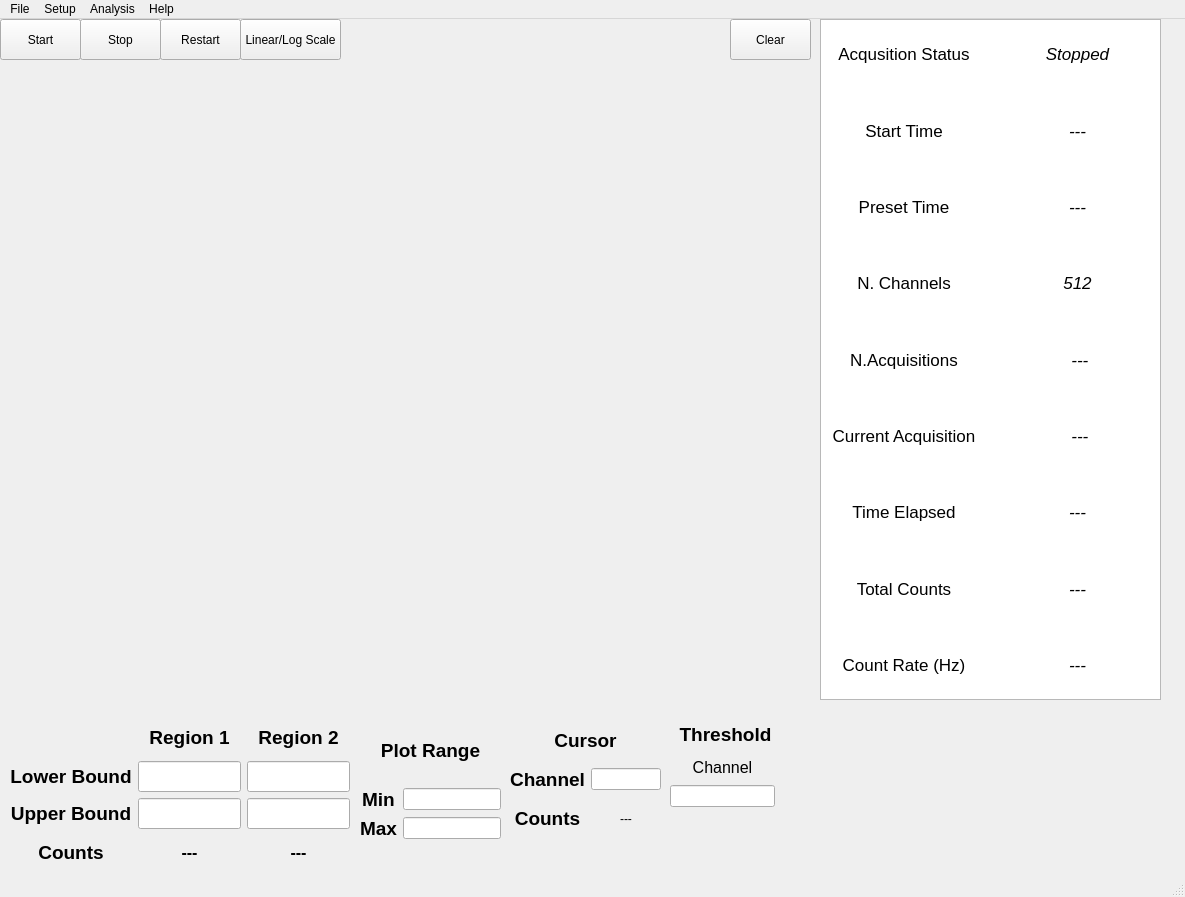
Qt form MainWindow.ui (Machenta/Multichannel-Analyzer) before a commit.
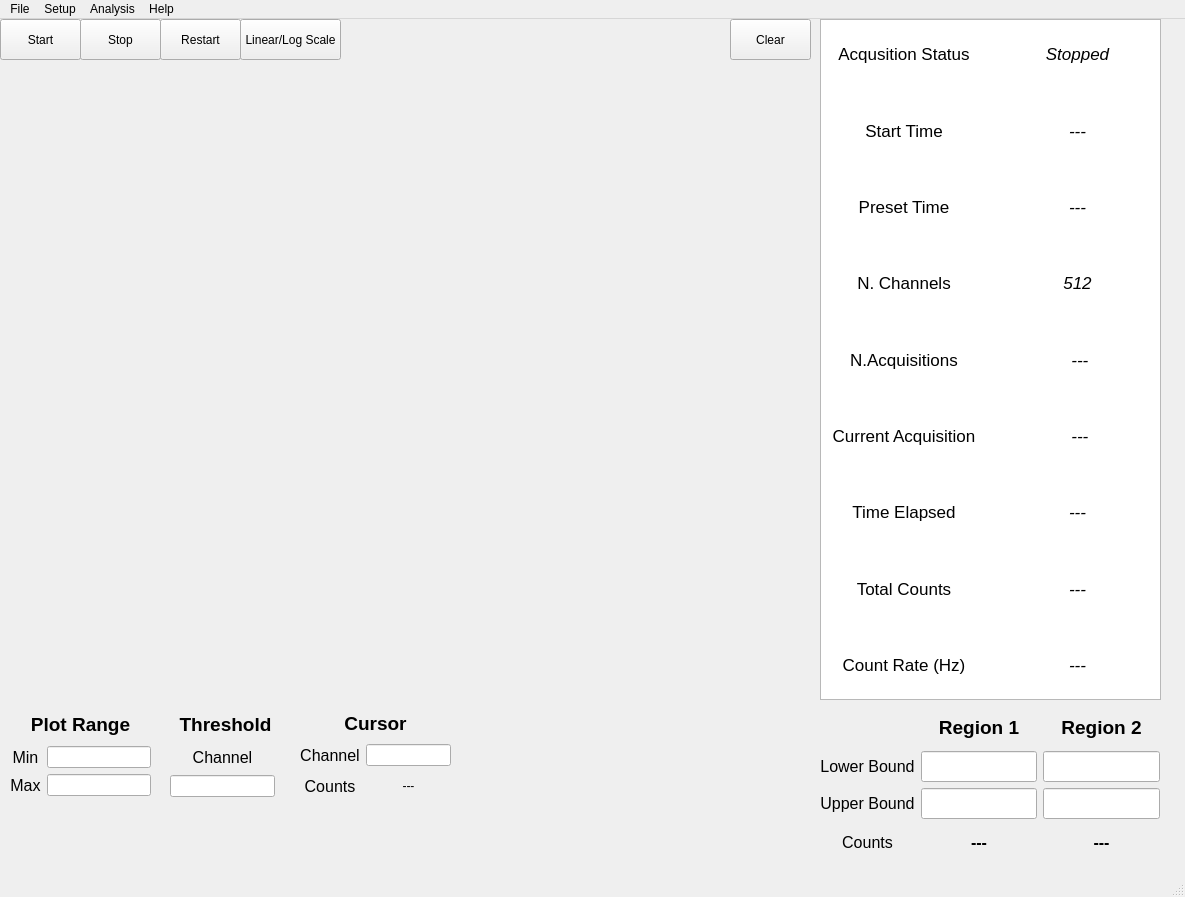
The same form after that commit.

The edit to the form file:
```diff
--- a/MainWindow.ui
+++ b/MainWindow.ui
@@ -508,8 +508,8 @@
    <widget class="QWidget" name="gridLayoutWidget_3">
     <property name="geometry">
      <rect>
-      <x>10</x>
-      <y>700</y>
+      <x>820</x>
+      <y>690</y>
       <width>340</width>
       <height>151</height>
      </rect>
@@ -526,9 +526,9 @@
       <widget class="QLabel" name="lower_bound_label">
        <property name="font">
         <font>
-         <pointsize>14</pointsize>
-         <weight>75</weight>
-         <bold>true</bold>
+         <pointsize>12</pointsize>
+         <weight>50</weight>
+         <bold>false</bold>
         </font>
        </property>
        <property name="text">
@@ -543,9 +543,9 @@
       <widget class="QLabel" name="upper_bound_label">
        <property name="font">
         <font>
-         <pointsize>14</pointsize>
-         <weight>75</weight>
-         <bold>true</bold>
+         <pointsize>12</pointsize>
+         <weight>50</weight>
+         <bold>false</bold>
         </font>
        </property>
        <property name="text">
@@ -618,9 +618,9 @@
       <widget class="QLabel" name="counts_label">
        <property name="font">
         <font>
-         <pointsize>14</pointsize>
-         <weight>75</weight>
-         <bold>true</bold>
+         <pointsize>12</pointsize>
+         <weight>50</weight>
+         <bold>false</bold>
         </font>
        </property>
        <property name="text">
@@ -705,10 +705,10 @@
    <widget class="QWidget" name="gridLayoutWidget_2">
     <property name="geometry">
      <rect>
-      <x>360</x>
-      <y>700</y>
+      <x>10</x>
+      <y>690</y>
       <width>141</width>
-      <height>121</height>
+      <height>87</height>
      </rect>
     </property>
     <layout class="QGridLayout" name="PlotRangeGrid">
@@ -716,9 +716,9 @@
       <widget class="QLabel" name="plot_max_label">
        <property name="font">
         <font>
-         <pointsize>14</pointsize>
-         <weight>75</weight>
-         <bold>true</bold>
+         <pointsize>12</pointsize>
+         <weight>50</weight>
+         <bold>false</bold>
         </font>
        </property>
        <property name="text">
@@ -733,9 +733,9 @@
       <widget class="QLabel" name="plot_min_label">
        <property name="font">
         <font>
-         <pointsize>14</pointsize>
-         <weight>75</weight>
-         <bold>true</bold>
+         <pointsize>12</pointsize>
+         <weight>50</weight>
+         <bold>false</bold>
         </font>
        </property>
        <property name="text">
@@ -770,6 +770,7 @@
         <font>
          <pointsize>14</pointsize>
          <weight>75</weight>
+         <italic>false</italic>
          <bold>true</bold>
         </font>
        </property>
@@ -806,10 +807,10 @@
    <widget class="QWidget" name="gridLayoutWidget_4">
     <property name="geometry">
      <rect>
-      <x>510</x>
-      <y>700</y>
+      <x>300</x>
+      <y>690</y>
       <width>151</width>
-      <height>121</height>
+      <height>91</height>
      </rect>
     </property>
     <layout class="QGridLayout" name="ChannelSelectGrid">
@@ -824,9 +825,9 @@
       <widget class="QLabel" name="channel_select_counts_label">
        <property name="font">
         <font>
-         <pointsize>14</pointsize>
-         <weight>75</weight>
-         <bold>true</bold>
+         <pointsize>12</pointsize>
+         <weight>50</weight>
+         <bold>false</bold>
         </font>
        </property>
        <property name="text">
@@ -841,9 +842,9 @@
       <widget class="QLabel" name="channel_select_label">
        <property name="font">
         <font>
-         <pointsize>14</pointsize>
-         <weight>75</weight>
-         <bold>true</bold>
+         <pointsize>12</pointsize>
+         <weight>50</weight>
+         <bold>false</bold>
         </font>
        </property>
        <property name="text">
@@ -886,8 +887,8 @@
    <widget class="QWidget" name="gridLayoutWidget_5">
     <property name="geometry">
      <rect>
-      <x>670</x>
-      <y>700</y>
+      <x>170</x>
+      <y>690</y>
       <width>111</width>
       <height>88</height>
      </rect>
```
